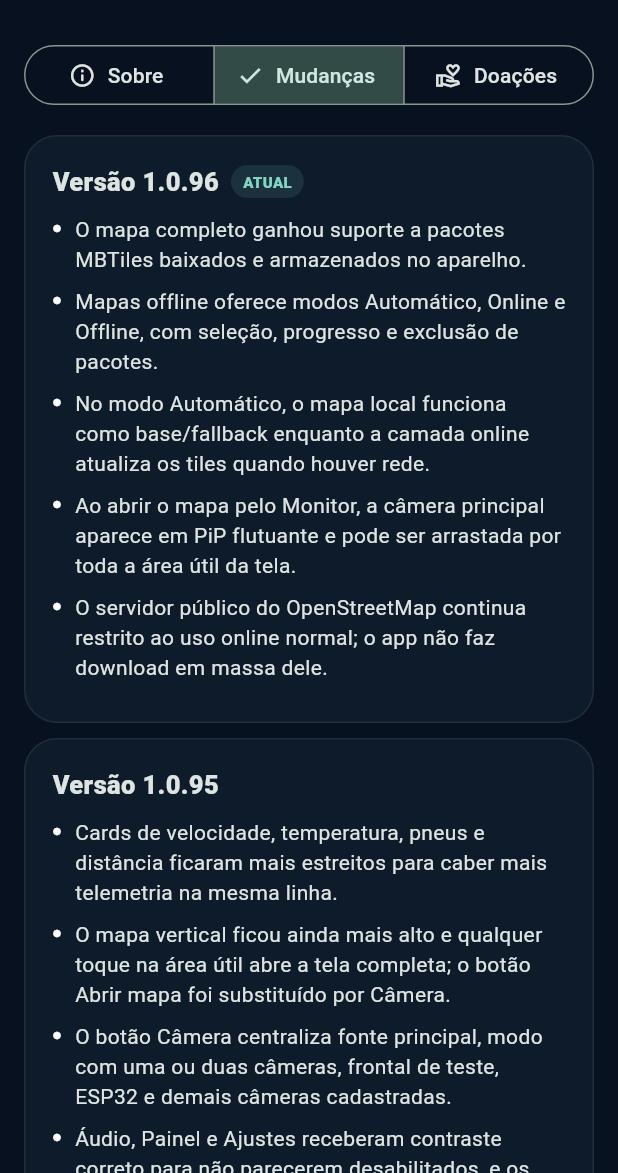
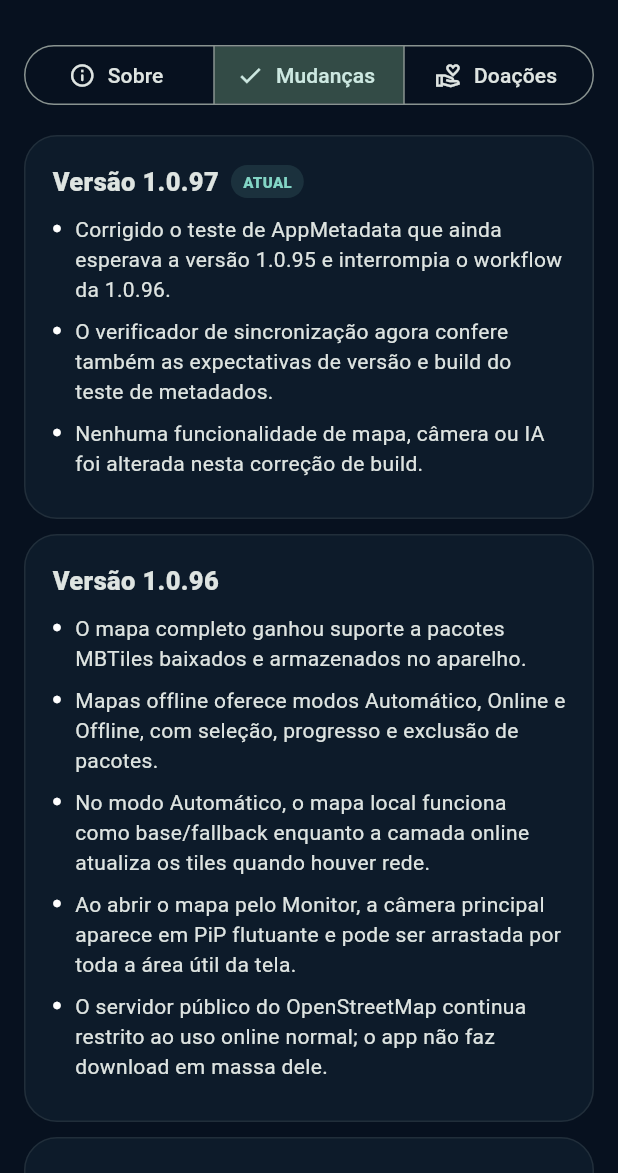
Before and after one commit to adriedsonlemoz/Vigia-IA, a Flutter app: the AppInfoScreen screen opened directly, after a tap on "Mudanças", on a phone screen of 412 x 824 dp, the part 63-1236 px from its top. Run offline on Flutter 3.47's test engine with Material 3 defaults, Android fonts, the phone set to English and light mode, and no system bars; our stand-ins replace camera, flutter_map, flutter_tts, geolocator, latlong2, qr_flutter; missing offline and left inert: flutter_litert, flutter_map_mbtiles, mobile_scanner, vlc_player; accounts and stored records are empty.

Commit message:
Atualização • vigiaia v1.0.97+97 • GitHub Manager • 23/09/2026 13:14:04

```diff
--- a/app_identity.json
+++ b/app_identity.json
@@ -4,7 +4,7 @@
   "applicationId": "com.vigiaia.app",
   "namespace": "com.vigiaia.app",
   "identityStatus": "full-vigiaia-technical-identity",
-  "notes": "A 1.0.96 adiciona mapas offline por pacotes MBTiles com modos Automático/Online/Offline e câmera principal flutuante, arrastável sobre o mapa completo.",
-  "version": "1.0.96",
-  "build": 96
+  "notes": "A 1.0.97 corrige a sincronização do teste de AppMetadata e reforça o verificador para impedir divergência de versão entre pubspec, metadados e testes.",
+  "version": "1.0.97",
+  "build": 97
 }
--- a/lib/core/app_metadata.dart
+++ b/lib/core/app_metadata.dart
@@ -2,8 +2,8 @@ class AppMetadata {
   const AppMetadata._();
 
   static const String name = 'Vigia IA';
-  static const String version = '1.0.96';
-  static const int build = 96;
+  static const String version = '1.0.97';
+  static const int build = 97;
   static const String developer = 'Adriedson Lemos';
   static const String pixKey = 'adriedson@outlook.com';
 }
--- a/lib/screens/app_info_screen_components.dart
+++ b/lib/screens/app_info_screen_components.dart
@@ -65,8 +65,17 @@ class AllChangesPanel extends StatelessWidget {
     return const Column(
       children: [
         _ReleaseCard(
+          version: '1.0.97',
+          current: true,
+          changes: [
+            'Corrigido o teste de AppMetadata que ainda esperava a versão 1.0.95 e interrompia o workflow da 1.0.96.',
+            'O verificador de sincronização agora confere também as expectativas de versão e build do teste de metadados.',
+            'Nenhuma funcionalidade de mapa, câmera ou IA foi alterada nesta correção de build.',
+          ],
+        ),
+        SizedBox(height: 10),
+        _ReleaseCard(
           version: '1.0.96',
-          current: true,
           changes: [
             'O mapa completo ganhou suporte a pacotes MBTiles baixados e armazenados no aparelho.',
             'Mapas offline oferece modos Automático, Online e Offline, com seleção, progresso e exclusão de pacotes.',
@@ -875,8 +884,17 @@ class _ChangesPanel extends StatelessWidget {
     return const Column(
       children: [
         _ReleaseCard(
+          version: '1.0.97',
+          current: true,
+          changes: [
+            'Corrigido o teste de AppMetadata que ainda esperava a versão 1.0.95 e interrompia o workflow da 1.0.96.',
+            'O verificador de sincronização agora confere também as expectativas de versão e build do teste de metadados.',
+            'Nenhuma funcionalidade de mapa, câmera ou IA foi alterada nesta correção de build.',
+          ],
+        ),
+        SizedBox(height: 10),
+        _ReleaseCard(
           version: '1.0.96',
-          current: true,
           changes: [
             'O mapa completo ganhou suporte a pacotes MBTiles baixados e armazenados no aparelho.',
             'Mapas offline oferece modos Automático, Online e Offline, com seleção, progresso e exclusão de pacotes.',
--- a/pubspec.yaml
+++ b/pubspec.yaml
@@ -1,7 +1,7 @@
 name: vigiaia
 description: Vigia IA para monitoramento local com camera, RTSP e deteccao de objetos offline.
 publish_to: "none"
-version: 1.0.96+96
+version: 1.0.97+97
 environment:
   sdk: ">=3.12.0 <4.0.0"
   flutter: ">=3.44.0"
```
Also changed, not shown: 9 other files.
